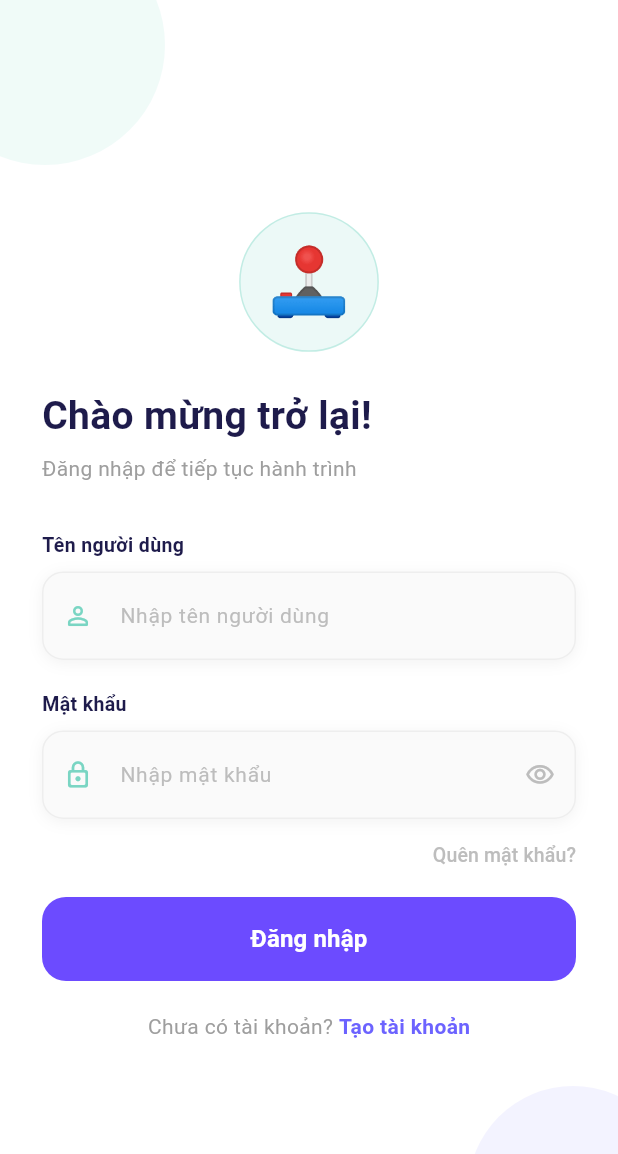
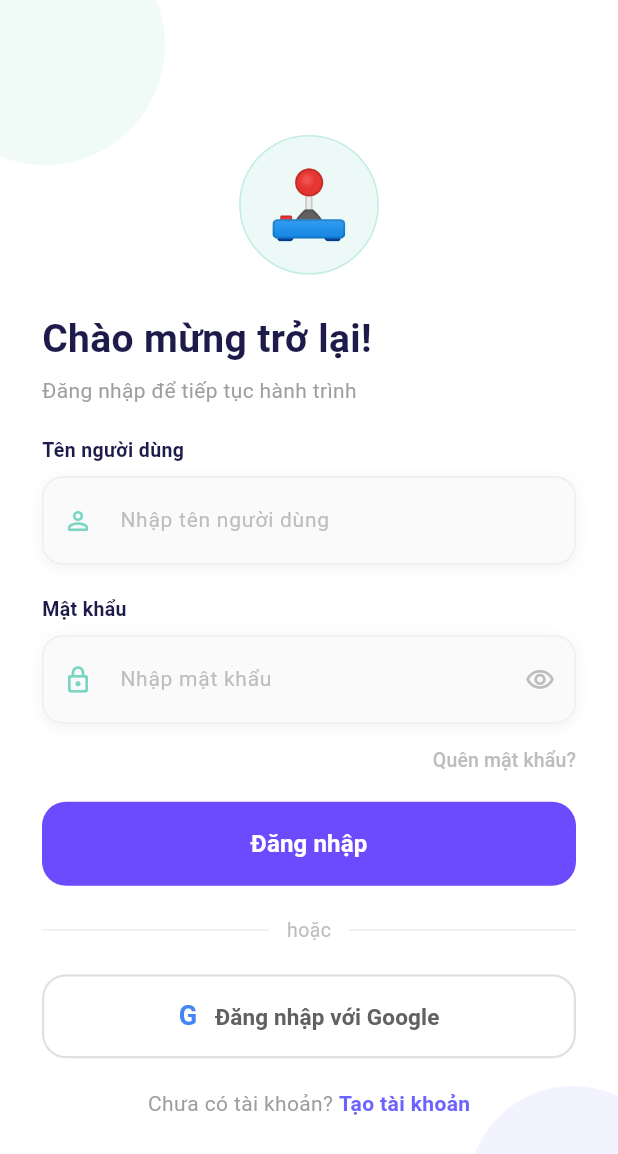
Before and after one commit to ThanhHai2911/DoVui, a Flutter app: the screen it shows after launch, on a phone screen of 412 x 824 dp. Shown: the top 1154 px of the screen. Run offline on Flutter 3.47's test engine with Material 3 defaults, Android fonts, the phone set to English and light mode, and no system bars; our stand-ins replace bloc, cloud_firestore, equatable, firebase_auth, firebase_core, flutter_bloc and 6 more; accounts and stored records are empty; network calls fail.

Commit message:
Tich hop dang nhap bang google

```diff
--- a/lib/pages/user/login_screen.dart
+++ b/lib/pages/user/login_screen.dart
@@ -1,12 +1,9 @@
-import 'package:cloud_firestore/cloud_firestore.dart';
-import 'package:dovui/pages/home/widgets/game_dialog.dart';
 import 'package:dovui/pages/home/widgets/home_bottom_nav.dart';
 import 'package:dovui/pages/user/bloc/user_bloc.dart';
 import 'package:dovui/pages/user/logic/auth_service.dart';
 import 'package:dovui/pages/user/register_screen.dart';
 import 'package:dovui/pages/user/forgot_password_screen.dart';
 import 'package:dovui/resources/color_manager.dart';
-import 'package:firebase_auth/firebase_auth.dart';
 import 'package:flutter/material.dart';
 import 'package:flutter_bloc/flutter_bloc.dart';
 import 'package:shared_preferences/shared_preferences.dart';
@@ -29,6 +26,7 @@ class _LoginScreenState extends State<LoginScreen>
 
   bool _isPasswordVisible = false;
   bool _isLoading = false;
+  bool _isGoogleLoading = false;
 
   String? _nameError;
   String? _passwordError;
@@ -40,10 +38,9 @@ class _LoginScreenState extends State<LoginScreen>
       vsync: this,
       duration: const Duration(milliseconds: 2000),
     )..repeat(reverse: true);
-    _floatAnim = Tween<double>(
-      begin: -8,
-      end: 8,
-    ).animate(CurvedAnimation(parent: _floatCtrl, curve: Curves.easeInOut));
+    _floatAnim = Tween<double>(begin: -8, end: 8).animate(
+      CurvedAnimation(parent: _floatCtrl, curve: Curves.easeInOut),
+    );
   }
 
   @override
@@ -54,6 +51,7 @@ class _LoginScreenState extends State<LoginScreen>
     super.dispose();
   }
 
+  // ================= LOGIN THƯỜNG =================
   Future<void> _onLogin() async {
     setState(() {
       _nameError = null;
@@ -67,7 +65,6 @@ class _LoginScreenState extends State<LoginScreen>
       setState(() => _nameError = "Vui lòng nhập tên người dùng");
       return;
     }
-
     if (password.isEmpty) {
       setState(() => _passwordError = "Vui lòng nhập mật khẩu");
       return;
@@ -78,31 +75,25 @@ class _LoginScreenState extends State<LoginScreen>
     try {
       final result = await _authService.login(name, password);
 
-      // 🔥 ADMIN
       if (result["type"] == "admin") {
         await _authService.loginAdmin(name);
-
         if (!mounted) return;
-
         ScaffoldMessenger.of(context).showSnackBar(
           const SnackBar(
             content: Text("Đăng nhập Admin thành công 👑"),
             backgroundColor: Colors.blue,
           ),
         );
-
         context.read<UserBloc>().add(CheckUserEvent());
         return;
       }
 
-      // 🔥 USER
       final userDoc = result["userDoc"];
-
       final prefs = await SharedPreferences.getInstance();
       await prefs.setString("userId", userDoc.id);
       await prefs.setBool("isRegistered", true);
+
       if (!mounted) return;
-
       ScaffoldMessenger.of(context).showSnackBar(
         const SnackBar(
           content: Text("Đăng nhập thành công 🎉"),
@@ -111,17 +102,13 @@ class _LoginScreenState extends State<LoginScreen>
         ),
       );
 
-      if (!mounted) return;
       context.read<UserBloc>().add(CheckUserEvent());
-      if (!mounted) return;
-
       Navigator.pushReplacement(
         context,
         MaterialPageRoute(builder: (_) => const HomeBottomNav()),
       );
     } catch (e) {
       final error = e.toString();
-
       if (error.contains("USER_NOT_FOUND")) {
         setState(() => _nameError = "Tên người dùng không tồn tại");
       } else if (error.contains("WRONG_PASSWORD")) {
@@ -133,6 +120,46 @@ class _LoginScreenState extends State<LoginScreen>
       }
     } finally {
       if (mounted) setState(() => _isLoading = false);
+    }
+  }
+
+  // ================= GOOGLE SIGN IN =================
+  Future<void> _onGoogleLogin() async {
+    setState(() => _isGoogleLoading = true);
+
+    try {
+      final result = await _authService.loginWithGoogle();
+
+      if (!mounted) return;
+
+      context.read<UserBloc>().add(CheckUserEvent());
+
+      ScaffoldMessenger.of(context).showSnackBar(
+        SnackBar(
+          content: Text("Chào mừng ${result['name']} 🎉"),
+          backgroundColor: Colors.green,
+          duration: const Duration(seconds: 1),
+        ),
+      );
+
+      Navigator.pushReplacement(
+        context,
+        MaterialPageRoute(builder: (_) => const HomeBottomNav()),
+      );
+    } catch (e) {
+      final error = e.toString();
+      if (!mounted) return;
+
+      if (!error.contains("GOOGLE_CANCELLED")) {
+        ScaffoldMessenger.of(context).showSnackBar(
+          const SnackBar(
+            content: Text("Đăng nhập Google thất bại"),
+            backgroundColor: Colors.red,
+          ),
+        );
+      }
+    } finally {
+      if (mounted) setState(() => _isGoogleLoading = false);
     }
   }
 
@@ -187,17 +214,16 @@ class _LoginScreenState extends State<LoginScreen>
                     tween: Tween(begin: 0.95, end: 1.0),
                     duration: const Duration(milliseconds: 400),
                     curve: Curves.easeOutBack,
-                    builder:
-                        (context, value, child) =>
+                    builder: (context, value, child) =>
                         Transform.scale(scale: value, child: child),
                     child: Column(
                       crossAxisAlignment: CrossAxisAlignment.start,
                       children: [
+                        // Logo
                         Center(
                           child: AnimatedBuilder(
                             animation: _floatAnim,
-                            builder:
-                                (_, child) => Transform.translate(
+                            builder: (_, child) => Transform.translate(
                               offset: Offset(0, _floatAnim.value),
                               child: child,
                             ),
@@ -207,9 +233,7 @@ class _LoginScreenState extends State<LoginScreen>
                                 shape: BoxShape.circle,
                                 color: const Color(0xFF43C6AC).withOpacity(0.1),
                                 border: Border.all(
-                                  color: const Color(
-                                    0xFF43C6AC,
-                                  ).withOpacity(0.25),
+                                  color: const Color(0xFF43C6AC).withOpacity(0.25),
                                 ),
                               ),
                               child: const Text(
@@ -238,8 +262,10 @@ class _LoginScreenState extends State<LoginScreen>
                           ),
                         ),
 
-                        const SizedBox(height: 32),
+                        const SizedBox(height: 20),
 
+
+                        // ===== FORM =====
                         _fieldLabel("Tên người dùng"),
                         const SizedBox(height: 8),
                         _buildField(
@@ -260,8 +286,8 @@ class _LoginScreenState extends State<LoginScreen>
                           icon: Icons.lock_outline_rounded,
                           obscure: !_isPasswordVisible,
                           errorText: _passwordError,
-                          onChanged:
-                              (_) => setState(() => _passwordError = null),
+                          onChanged: (_) =>
+                              setState(() => _passwordError = null),
                           suffix: IconButton(
                             icon: Icon(
                               _isPasswordVisible
@@ -270,10 +296,8 @@ class _LoginScreenState extends State<LoginScreen>
                               size: 20,
                               color: Colors.grey.shade400,
                             ),
-                            onPressed:
-                                () => setState(
-                                  () =>
-                                      _isPasswordVisible = !_isPasswordVisible,
+                            onPressed: () => setState(
+                              () => _isPasswordVisible = !_isPasswordVisible,
                             ),
                           ),
                         ),
@@ -281,12 +305,10 @@ class _LoginScreenState extends State<LoginScreen>
                         Align(
                           alignment: Alignment.centerRight,
                           child: TextButton(
-                            onPressed:
-                                () => Navigator.push(
+                            onPressed: () => Navigator.push(
                               context,
                               MaterialPageRoute(
-                                    builder:
-                                        (_) => const ForgotPasswordScreen(),
+                                builder: (_) => const ForgotPasswordScreen(),
                               ),
                             ),
                             style: TextButton.styleFrom(
@@ -307,6 +329,7 @@ class _LoginScreenState extends State<LoginScreen>
 
                         const SizedBox(height: 4),
 
+                        // ===== LOGIN BUTTON =====
                         SizedBox(
                           width: double.infinity,
                           height: 56,
@@ -319,9 +342,11 @@ class _LoginScreenState extends State<LoginScreen>
                                 borderRadius: BorderRadius.circular(16),
                               ),
                             ),
-                            onPressed: _isLoading ? null : _onLogin,
-                            child:
-                                _isLoading
+                            onPressed:
+                                (_isLoading || _isGoogleLoading)
+                                    ? null
+                                    : _onLogin,
+                            child: _isLoading
                                 ? const SizedBox(
                                     width: 22,
                                     height: 22,
@@ -342,6 +367,89 @@ class _LoginScreenState extends State<LoginScreen>
                         ),
 
                         const SizedBox(height: 20),
+                        // ===== DIVIDER =====
+                        Row(
+                          children: [
+                            Expanded(
+                              child: Divider(color: Colors.grey.shade200),
+                            ),
+                            Padding(
+                              padding:
+                                  const EdgeInsets.symmetric(horizontal: 12),
+                              child: Text(
+                                "hoặc",
+                                style: TextStyle(
+                                  fontSize: 13,
+                                  color: Colors.grey.shade400,
+                                ),
+                              ),
+                            ),
+                            Expanded(
+                              child: Divider(color: Colors.grey.shade200),
+                            ),
+                          ],
+                        ),
+
+                        const SizedBox(height: 20),
+
+                        // ===== GOOGLE BUTTON =====
+                        SizedBox(
+                          width: double.infinity,
+                          height: 56,
+                          child: OutlinedButton(
+                            onPressed:
+                                (_isLoading || _isGoogleLoading)
+                                    ? null
+                                    : _onGoogleLogin,
+                            style: OutlinedButton.styleFrom(
+                              side: BorderSide(
+                                color: Colors.grey.shade300,
+                                width: 1.5,
+                              ),
+                              shape: RoundedRectangleBorder(
+                                borderRadius: BorderRadius.circular(16),
+                              ),
+                              backgroundColor: Colors.white,
+                            ),
+                            child: _isGoogleLoading
+                                ? const SizedBox(
+                                    width: 22,
+                                    height: 22,
+                                    child: CircularProgressIndicator(
+                                      strokeWidth: 2.5,
+                                      color: Colors.grey,
+                                    ),
+                                  )
+                                : Row(
+                                    mainAxisAlignment: MainAxisAlignment.center,
+                                    children: [
+                                      // Google logo SVG-like bằng Text
+                                      Image.network(
+                                        'https://www.gstatic.com/firebasejs/ui/2.0.0/images/auth/google.svg',
+                                        width: 22,
+                                        height: 22,
+                                        errorBuilder: (_, __, ___) =>
+                                            const Text("G",
+                                                style: TextStyle(
+                                                  fontSize: 18,
+                                                  fontWeight: FontWeight.bold,
+                                                  color: Color(0xFF4285F4),
+                                                )),
+                                      ),
+                                      const SizedBox(width: 12),
+                                      Text(
+                                        "Đăng nhập với Google",
+                                        style: TextStyle(
+                                          fontSize: 15,
+                                          fontWeight: FontWeight.w600,
+                                          color: Colors.grey.shade700,
+                                        ),
+                                      ),
+                                    ],
+                                  ),
+                          ),
+                        ),
+                        const SizedBox(height: 20),
 
                         Center(
                           child: Row(
@@ -355,8 +463,7 @@ class _LoginScreenState extends State<LoginScreen>
                                 ),
                               ),
                               GestureDetector(
-                                onTap:
-                                    () => Navigator.pushReplacement(
+                                onTap: () => Navigator.pushReplacement(
                                   context,
                                   MaterialPageRoute(
                                     builder: (_) => const RegisterScreen(),
@@ -412,8 +519,7 @@ class _LoginScreenState extends State<LoginScreen>
           duration: const Duration(milliseconds: 200),
           decoration: BoxDecoration(
             borderRadius: BorderRadius.circular(14),
-            boxShadow:
-                hasError
+            boxShadow: hasError
                 ? [
                     BoxShadow(
                       color: const Color(0xFFFF6584).withOpacity(0.15),
@@ -436,19 +542,18 @@ class _LoginScreenState extends State<LoginScreen>
             style: const TextStyle(color: Color(0xFF1E1B4B), fontSize: 15),
             decoration: InputDecoration(
               hintText: hint,
-              hintStyle: TextStyle(color: Colors.grey.shade400, fontSize: 14),
+              hintStyle:
+                  TextStyle(color: Colors.grey.shade400, fontSize: 14),
               prefixIcon: Icon(
                 icon,
-                color:
-                    hasError
+                color: hasError
                     ? const Color(0xFFFF6584)
                     : const Color(0xFF43C6AC).withOpacity(0.7),
                 size: 20,
               ),
               suffixIcon: suffix,
               filled: true,
-              fillColor:
-                  hasError
+              fillColor: hasError
                   ? const Color(0xFFFF6584).withOpacity(0.04)
                   : Colors.grey.shade50,
               contentPadding: const EdgeInsets.symmetric(
@@ -458,24 +563,25 @@ class _LoginScreenState extends State<LoginScreen>
               border: OutlineInputBorder(
                 borderRadius: BorderRadius.circular(14),
                 borderSide: BorderSide(
-                  color:
-                      hasError ? const Color(0xFFFF6584) : Colors.grey.shade200,
+                  color: hasError
+                      ? const Color(0xFFFF6584)
+                      : Colors.grey.shade200,
                   width: hasError ? 1.5 : 1,
                 ),
               ),
               enabledBorder: OutlineInputBorder(
                 borderRadius: BorderRadius.circular(14),
                 borderSide: BorderSide(
-                  color:
-                      hasError ? const Color(0xFFFF6584) : Colors.grey.shade200,
+                  color: hasError
+                      ? const Color(0xFFFF6584)
+                      : Colors.grey.shade200,
                   width: hasError ? 1.5 : 1,
                 ),
               ),
               focusedBorder: OutlineInputBorder(
                 borderRadius: BorderRadius.circular(14),
                 borderSide: BorderSide(
-                  color:
-                      hasError
+                  color: hasError
                       ? const Color(0xFFFF6584)
                       : const Color(0xFF43C6AC),
                   width: 1.5,
```
Also changed, not shown: lib/pages/user/logic/auth_service.dart (+51 -0 lines), 3 other files. Lines whose indentation alone changed are shown as unchanged.
